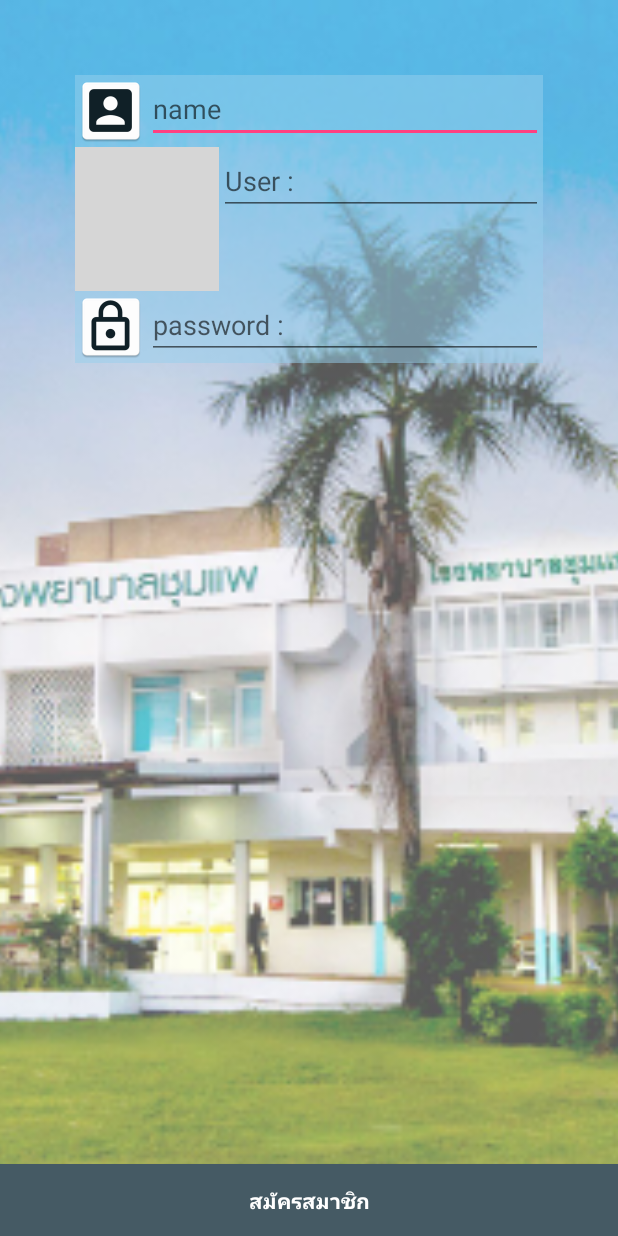
After one commit to TheChacrit/MyCPH, an Android app: the SignUpActivity screen opened directly, with no data from a screen before it, on a phone screen of 412 x 824 dp. The commit adds this screen. Run offline under Robolectric (Android 15) with nearby library versions, the phone set to English and light mode, and no system bars; grey boxes are pictures that could not be loaded.

Commit message:
initial View ok

```diff
--- a/app/build.gradle
+++ b/app/build.gradle
@@ -5,7 +5,7 @@ android {
     buildToolsVersion "25.0.3"
     defaultConfig {
         applicationId "cph.chainam.chacrit.mycph"
-        minSdkVersion 21
+        minSdkVersion 19
         targetSdkVersion 25
         versionCode 1
         versionName "1.0"
--- a/app/src/main/AndroidManifest.xml
+++ b/app/src/main/AndroidManifest.xml
@@ -9,13 +9,14 @@
         android:roundIcon="@mipmap/ic_launcher_round"
         android:supportsRtl="true"
         android:theme="@style/AppTheme">
-        <activity android:name=".MainActivity">
+        <activity android:name=".MainActivity" android:screenOrientation="portrait">
             <intent-filter>
                 <action android:name="android.intent.action.MAIN" />
 
                 <category android:name="android.intent.category.LAUNCHER" />
             </intent-filter>
         </activity>
+        <activity android:name=".SignUpActivity" android:screenOrientation="portrait"></activity>
     </application>
 
 </manifest>
--- /dev/null
+++ b/app/src/main/java/cph/chainam/chacrit/mycph/SignUpActivity.java
@@ -0,0 +1,60 @@
+package cph.chainam.chacrit.mycph;
+
+import android.support.v7.app.AppCompatActivity;
+import android.os.Bundle;
+import android.view.View;
+import android.widget.Button;
+import android.widget.EditText;
+
+public class SignUpActivity extends AppCompatActivity implements View.OnClickListener {
+
+    private EditText nameEditText, userEditText, passwordEditText;
+    private Button button;
+    private String nameString, userString, passwordString;
+
+    @Override
+    protected void onCreate(Bundle savedInstanceState) {
+        super.onCreate(savedInstanceState);
+        setContentView(R.layout.activity_sign_up);
+
+        initialView();
+
+        controller();
+
+    }//Main method
+
+    private void controller() {
+        button.setOnClickListener(SignUpActivity.this);
+    }
+
+    private void initialView() {
+        nameEditText = (EditText) findViewById(R.id.edtName);
+        userEditText = (EditText) findViewById(R.id.edtUser);
+        passwordEditText = (EditText) findViewById(R.id.edtPassword);
+        button = (Button) findViewById(R.id.btnRegis);
+    }
+
+    @Override
+    public void onClick(View v) {
+
+        if (v == button) {
+
+        //Get Value From Text
+            nameString = nameEditText.getText().toString().trim();
+            userString = userEditText.getText().toString().trim();
+            passwordString = passwordEditText.getText().toString().trim();
+
+            //Check Space
+            if (nameString.equals("") || userString.equals("") || passwordString.equals("")) {
+                //Have Space
+                MyAlert myAlert = new MyAlert(SignUpActivity.this);
+                myAlert.myDialog("มีช่องว่าง", "กรุณากรอกทุกช่อง คะ");
+
+            } else {
+
+            }
+
+        }
+
+    }
+} //main class
--- /dev/null
+++ b/app/src/main/res/layout/activity_sign_up.xml
@@ -0,0 +1,91 @@
+<?xml version="1.0" encoding="utf-8"?>
+<RelativeLayout xmlns:android="http://schemas.android.com/apk/res/android"
+    xmlns:app="http://schemas.android.com/apk/res-auto"
+    xmlns:tools="http://schemas.android.com/tools"
+    android:layout_width="match_parent"
+    android:layout_height="match_parent"
+    tools:context="cph.chainam.chacrit.mycph.SignUpActivity">
+
+    <ImageView
+        android:scaleType="centerCrop"
+        android:src="@drawable/cph_wall"
+        android:layout_width="match_parent"
+        android:layout_height="match_parent" />
+
+    <LinearLayout
+        android:background="#8298d1ed"
+        android:layout_margin="@dimen/magin"
+        android:orientation="vertical"
+        android:layout_width="match_parent"
+        android:layout_height="wrap_content">
+
+        <LinearLayout
+            android:orientation="horizontal"
+            android:layout_width="match_parent"
+            android:layout_height="wrap_content">
+
+            <ImageView
+                android:src="@mipmap/ic_name"
+                android:layout_width="wrap_content"
+                android:layout_height="wrap_content" />
+
+            <EditText
+                android:id="@+id/edtName"
+                android:inputType="text"
+                android:hint="@string/name"
+                android:layout_width="match_parent"
+                android:layout_height="wrap_content" />
+
+        </LinearLayout>
+
+        <LinearLayout
+            android:orientation="horizontal"
+            android:layout_width="match_parent"
+            android:layout_height="wrap_content">
+
+            <ImageView
+                android:src="@mipmap/ic_user"
+                android:layout_width="wrap_content"
+                android:layout_height="wrap_content" />
+
+            <EditText
+                android:id="@+id/edtUser"
+                android:inputType="text"
+                android:hint="@string/user"
+                android:layout_width="match_parent"
+                android:layout_height="wrap_content" />
+
+        </LinearLayout>
+
+        <LinearLayout
+            android:orientation="horizontal"
+            android:layout_width="match_parent"
+            android:layout_height="wrap_content">
+
+            <ImageView
+                android:src="@mipmap/ic_passwoed"
+                android:layout_width="wrap_content"
+                android:layout_height="wrap_content" />
+
+            <EditText
+                android:id="@id/edtPassword"
+                android:inputType="text"
+                android:hint="@string/password"
+                android:layout_width="match_parent"
+                android:layout_height="wrap_content" />
+
+        </LinearLayout>
+
+    </LinearLayout>
+
+    <Button
+        android:id="@+id/btnRegis"
+        android:textStyle="bold"
+        android:textColor="@color/white"
+        android:background="@color/colorPrimary"
+        android:layout_alignParentBottom="true"
+        android:text="@string/regis"
+        android:layout_width="match_parent"
+        android:layout_height="wrap_content" />
+
+</RelativeLayout>
--- a/app/src/main/res/values/strings.xml
+++ b/app/src/main/res/values/strings.xml
@@ -4,4 +4,5 @@
     <string name="regis">สมัครสมาชิก</string>
     <string name="user">User :</string>
     <string name="password">password :</string>
+    <string name="name">name</string>
 </resources>
```
Also changed, not shown: app/src/main/java/cph/chainam/chacrit/mycph/MainActivity.java (+25 -1 lines), app/src/main/java/cph/chainam/chacrit/mycph/MyAlert.java (added, +34 -0 lines), app/src/main/ic_name-web.png (added), app/src/main/ic_passwoed-web.png (added), app/src/main/res/mipmap-hdpi/ic_name.png (added), app/src/main/res/mipmap-hdpi/ic_passwoed.png (added), app/src/main/res/mipmap-mdpi/ic_name.png (added), app/src/main/res/mipmap-mdpi/ic_passwoed.png (added), app/src/main/res/mipmap-xhdpi/ic_name.png (added), app/src/main/res/mipmap-xhdpi/ic_passwoed.png (added), app/src/main/res/mipmap-xxhdpi/ic_name.png (added), app/src/main/res/mipmap-xxhdpi/ic_passwoed.png (added), app/src/main/res/mipmap-xxxhdpi/ic_name.png (added), app/src/main/res/mipmap-xxxhdpi/ic_passwoed.png (added).
